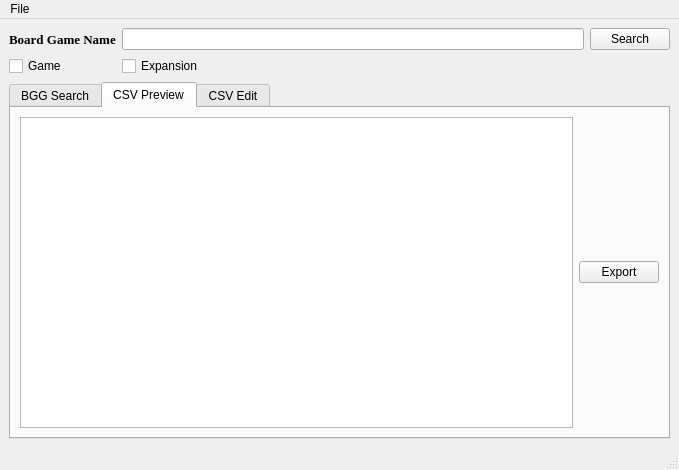
lucaono13/Board-Game-Info-Grabber, file main_window.ui: the form before one commit.
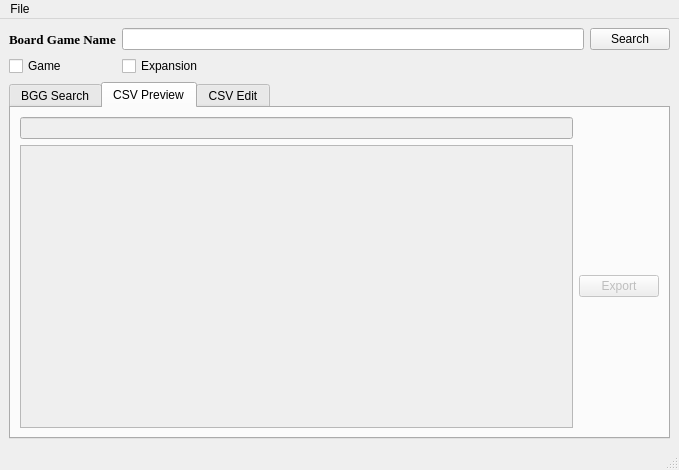
The form after the commit. The open tabs and pages were chosen to show the change.

The edit to the form file:
```diff
--- a/main_window.ui
+++ b/main_window.ui
@@ -225,20 +225,34 @@
        </layout>
       </widget>
       <widget class="QWidget" name="csvPreview">
+       <property name="enabled">
+        <bool>false</bool>
+       </property>
        <attribute name="title">
         <string>CSV Preview</string>
        </attribute>
        <layout class="QGridLayout" name="gridLayout_7">
-        <item row="0" column="0">
-         <widget class="QTableWidget" name="csvPreview_2"/>
+        <item row="1" column="0">
+         <widget class="QTableWidget" name="df_to_csv">
+          <property name="enabled">
+           <bool>false</bool>
+          </property>
+         </widget>
         </item>
-        <item row="0" column="1">
-         <widget class="QPushButton" name="pushButton">
+        <item row="1" column="1">
+         <widget class="QPushButton" name="exportButton">
           <property name="text">
            <string>Export</string>
           </property>
          </widget>
         </item>
+        <item row="0" column="0">
+         <widget class="QLineEdit" name="lineEdit">
+          <property name="enabled">
+           <bool>false</bool>
+          </property>
+         </widget>
+        </item>
        </layout>
       </widget>
       <widget class="QWidget" name="csv_edit">
```
Left out of the diff: 2 changed lines with no effect on the pictures.
